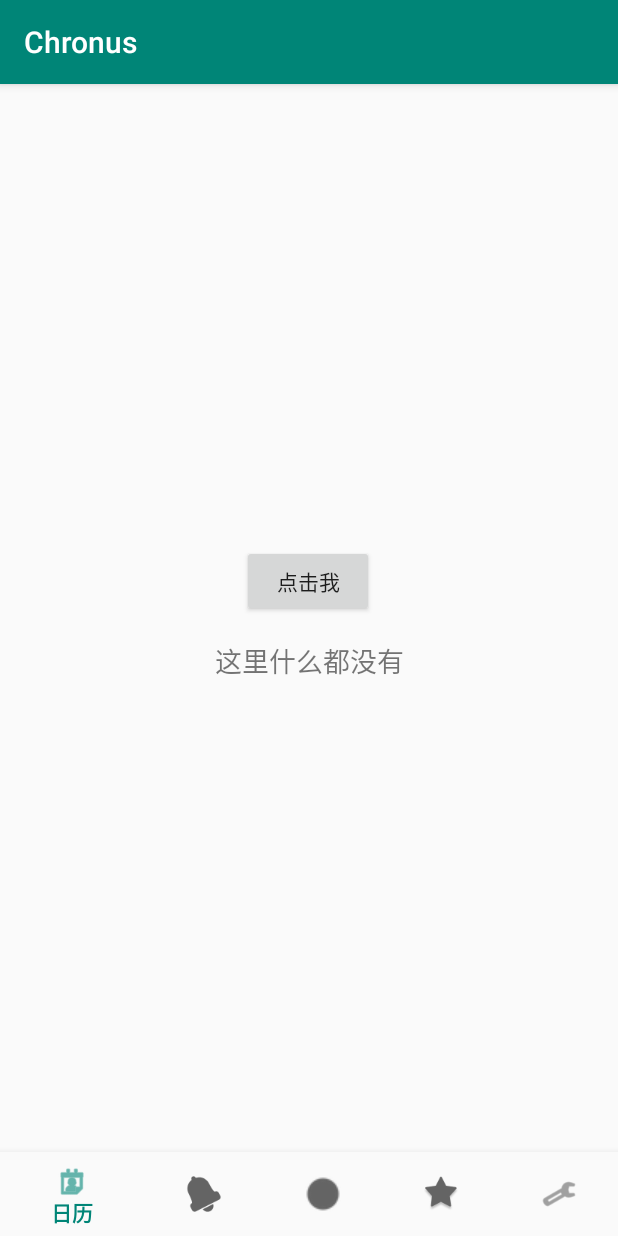
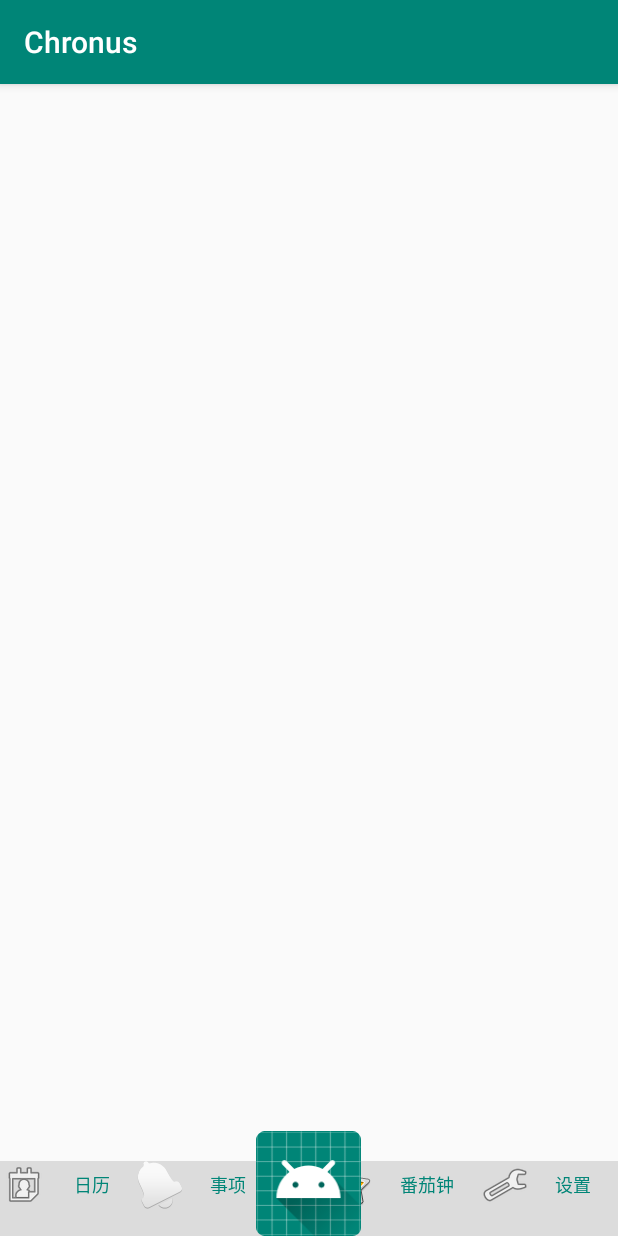
Before and after one commit to ShawnDiego/Chronus, an Android app: the screen it shows after launch (MainActivity), on a phone screen of 412 x 824 dp. Run offline under Robolectric (Android 15) with nearby library versions, the phone set to English and light mode, and no system bars.

Commit message:
底部菜单 Fragment添加

```diff
--- a/app/src/main/java/com/example/chronus/MainActivity.java
+++ b/app/src/main/java/com/example/chronus/MainActivity.java
@@ -1,54 +1,123 @@
 package com.example.chronus;
 
+import android.content.Intent;
 import android.support.annotation.NonNull;
 import android.support.design.widget.BottomNavigationView;
+import android.support.v4.app.Fragment;
+import android.support.v4.app.FragmentManager;
+import android.support.v4.app.FragmentPagerAdapter;
+import android.support.v4.view.ViewPager;
 import android.support.v7.app.AppCompatActivity;
 import android.os.Bundle;
 import android.view.MenuItem;
 import android.view.View;
 import android.widget.Button;
+import android.widget.RadioButton;
+import android.widget.RadioGroup;
 import android.widget.TextView;
 
+import java.util.ArrayList;
+import java.util.List;
+
 public class MainActivity extends AppCompatActivity implements View.OnClickListener{
-    private BottomNavigationView.OnNavigationItemSelectedListener mOnNavigationItemSelectedListener
-            = new BottomNavigationView.OnNavigationItemSelectedListener(){
-        @Override
-        public boolean onNavigationItemSelected(@NonNull MenuItem item) {
 
-            switch (item.getItemId()) {
-                case R.id.nav_calendar:
+    private ViewPager mViewPager;
+    private RadioGroup mTabRadioGroup;
 
-                    return true;
-                case R.id.nav_reminders:
-
-                    return true;
-                case R.id.nav_timeline:
-
-                    return true;
-                case R.id.nav_tomato:
-
-                    return true;
-                case R.id.nav_settings:
-
-                    return true;
-            }
-            return false;
-        }
-    };
+    private List<Fragment>  mFragments;
+    private FragmentPagerAdapter mAdapter;
 
     @Override
     protected void onCreate(Bundle savedInstanceState) {
         super.onCreate(savedInstanceState);
         setContentView(R.layout.activity_main);
-        Button btnOK = (Button) findViewById(R.id.button);
-        btnOK.setOnClickListener(this);
+        initView();
 
-        BottomNavigationView navView = findViewById(R.id.nav_view);
-        navView.setOnNavigationItemSelectedListener(mOnNavigationItemSelectedListener);
+
     }
+    private void initView(){
+        // find view
+        mViewPager = findViewById(R.id.fragment_vp);
+        mTabRadioGroup = findViewById(R.id.tabs_rg);
+        // init layout_fragment
+
+        mFragments = new ArrayList<>(5);
+
+        mFragments.add(ViewFragment.newInstance("日历"));
+        mFragments.add(ViewFragment.newInstance("事项"));
+        mFragments.add(ViewFragment.newInstance("时间轴"));
+        mFragments.add(ViewFragment.newInstance("番茄"));
+        mFragments.add(ViewFragment.newInstance("设置"));
+        mAdapter = new MyFragmentPagerAdapter(getSupportFragmentManager(), mFragments);
+        mViewPager.setAdapter(mAdapter);
+        // register listener
+        mViewPager.addOnPageChangeListener(mPageChangeListener);
+        mTabRadioGroup.setOnCheckedChangeListener(mOnCheckedChangeListener);
+
+        mTabRadioGroup.setOnCheckedChangeListener(new RadioGroup.OnCheckedChangeListener() {
+            @Override
+            public void onCheckedChanged(RadioGroup group, int checkedId) {
+                // 具体的fragment切换逻辑可以根据应用调整，例如使用show()/hide()
+                getSupportFragmentManager().beginTransaction().replace(R.id.fragment_vp,
+                        mFragments.get(checkedId)).commit();
+            }
+        });
+    }
+    private ViewPager.OnPageChangeListener mPageChangeListener = new ViewPager.OnPageChangeListener() {
+        @Override
+        public void onPageScrolled(int position, float positionOffset, int positionOffsetPixels) {
+
+        }
+
+        @Override
+        public void onPageSelected(int position) {
+            RadioButton radioButton = (RadioButton) mTabRadioGroup.getChildAt(position);
+            radioButton.setChecked(true);
+        }
+
+        @Override
+        public void onPageScrollStateChanged(int state) {
+
+        }
+    };
+    private RadioGroup.OnCheckedChangeListener mOnCheckedChangeListener = new RadioGroup.OnCheckedChangeListener() {
+        @Override
+        public void onCheckedChanged(RadioGroup group, int checkedId) {
+            for (int i = 0; i < group.getChildCount(); i++) {
+                if (group.getChildAt(i).getId() == checkedId) {
+                    mViewPager.setCurrentItem(i);
+                    return;
+                }
+            }
+        }
+    };
+
+    private class MyFragmentPagerAdapter extends FragmentPagerAdapter {
+
+        private List<Fragment> mList;
+
+        public MyFragmentPagerAdapter(FragmentManager fm, List<Fragment> list) {
+            super(fm);
+            this.mList = list;
+        }
+
+        @Override
+        public Fragment getItem(int position) {
+            return this.mList == null ? null : this.mList.get(position);
+        }
+
+        @Override
+        public int getCount() {
+            return this.mList == null ? 0 : this.mList.size();
+        }
+    }
+
+
+
     @Override
     public void onClick(View view){
-        TextView text = (TextView) findViewById(R.id.textView);
-        text.setText("Hello");
+
     }
+
+
 }
--- /dev/null
+++ b/app/src/main/java/com/example/chronus/ViewFragment.java
@@ -0,0 +1,36 @@
+package com.example.chronus;
+
+import android.os.Bundle;
+import android.support.v4.app.Fragment;
+import android.view.LayoutInflater;
+import android.view.View;
+import android.view.ViewGroup;
+import android.widget.TextView;
+
+public class ViewFragment extends Fragment {
+private static final String ARG_SHOW_TEXT = "text";
+    public ViewFragment() {
+        // Required empty public constructor
+    }
+    @Override
+    public View onCreateView(LayoutInflater inflater, ViewGroup container, Bundle savedInstanceState){
+        View view = inflater.inflate(R.layout.layout_fragment,null);
+        TextView textView = view.findViewById(R.id.text);
+        textView.setText("alert");
+        return view;
+    }
+    public static Fragment newInstance(String param1){
+        Fragment fragment = new Fragment();
+        Bundle args = new Bundle();
+        args.putString(ARG_SHOW_TEXT, param1);
+        fragment.setArguments(args);
+        return fragment;
+    }
+    @Override
+    public void onCreate(Bundle savedInstanceState) {
+        super.onCreate(savedInstanceState);
+        if (getArguments() != null) {
+          //  mContentText = getArguments().getString(ARG_SHOW_TEXT);
+        }
+    }
+}
--- a/app/src/main/res/layout/activity_main.xml
+++ b/app/src/main/res/layout/activity_main.xml
@@ -1,43 +1,78 @@
 <?xml version="1.0" encoding="utf-8"?>
-<android.support.constraint.ConstraintLayout xmlns:android="http://schemas.android.com/apk/res/android"
+<RelativeLayout xmlns:android="http://schemas.android.com/apk/res/android"
     xmlns:app="http://schemas.android.com/apk/res-auto"
     xmlns:tools="http://schemas.android.com/tools"
     android:layout_width="match_parent"
     android:layout_height="match_parent"
 
     tools:context=".MainActivity">
+    <android.support.v4.view.ViewPager
+        android:id="@+id/fragment_vp"
+        android:layout_width="match_parent"
+        android:layout_height="match_parent"
+        android:layout_above="@+id/tabs_rg" />
 
-    <TextView
-        android:id="@+id/textView"
-        android:layout_width="wrap_content"
-        android:layout_height="wrap_content"
-        android:text="这里什么都没有"
-        android:textSize="18sp"
+
+    <RadioGroup
+        android:id="@+id/tabs_rg"
+        android:layout_width="match_parent"
+        android:layout_height="50dp"
+        android:layout_alignParentBottom="true"
+        android:background="#dcdcdc"
+        app:layout_constraintBottom_toBottomOf="parent"
+        android:orientation="horizontal">
+
+        <RadioButton
+            android:id="@+id/calendar_tab"
+            style="@style/RadioGroupButtonStyle"
+            android:layout_width="wrap_content"
+            android:layout_height="wrap_content"
+            android:button="@android:drawable/ic_menu_my_calendar"
+            android:checked="true"
+            android:text="日历" />
+
+        <RadioButton
+            android:id="@+id/remainder_tab"
+            style="@style/RadioGroupButtonStyle"
+            android:layout_width="wrap_content"
+            android:layout_height="wrap_content"
+            android:button="@android:drawable/ic_popup_reminder"
+            android:text="事项" />
+
+        <View
+            android:id="@+id/view"
+            style="@style/RadioGroupButtonStyle"
+            ></View>
+
+
+        <RadioButton
+            android:id="@+id/tomato_tab"
+            style="@style/RadioGroupButtonStyle"
+            android:layout_width="wrap_content"
+            android:layout_height="wrap_content"
+            android:button="@android:drawable/btn_star_big_on"
+            android:text="番茄钟" />
+
+        <RadioButton
+            android:id="@+id/settings_tab"
+            style="@style/RadioGroupButtonStyle"
+            android:layout_width="wrap_content"
+            android:layout_height="wrap_content"
+            android:button="@android:drawable/ic_menu_preferences"
+            android:text="设置" />
+    </RadioGroup>
+
+    <ImageView
+        android:id="@+id/sign_iv"
+        android:layout_width="70dp"
+        android:layout_height="70dp"
+        android:layout_alignParentBottom="true"
+        android:layout_centerHorizontal="true"
+        android:background="@android:color/transparent"
         app:layout_constraintBottom_toBottomOf="parent"
         app:layout_constraintLeft_toLeftOf="parent"
         app:layout_constraintRight_toRightOf="parent"
-        app:layout_constraintTop_toTopOf="parent" />
+        app:srcCompat="@mipmap/ic_launcher" />
 
-    <Button
-        android:id="@+id/button"
-        android:layout_width="wrap_content"
-        android:layout_height="wrap_content"
-        android:text="点击我"
-        app:layout_constraintBottom_toBottomOf="parent"
-        app:layout_constraintHorizontal_bias="0.498"
-        app:layout_constraintLeft_toLeftOf="parent"
-        app:layout_constraintRight_toRightOf="parent"
-        app:layout_constraintTop_toTopOf="parent"
-        app:layout_constraintVertical_bias="0.427" />
 
-    <android.support.design.widget.BottomNavigationView
-        android:id="@+id/nav_view"
-        android:layout_width="0dp"
-        android:layout_height="wrap_content"
-        android:background="?android:attr/windowBackground"
-        app:layout_constraintBottom_toBottomOf="parent"
-        app:layout_constraintEnd_toEndOf="parent"
-        app:layout_constraintStart_toStartOf="parent"
-        app:menu="@menu/bottom_nav_menu" />
-
-</android.support.constraint.ConstraintLayout>
+</RelativeLayout>
--- /dev/null
+++ b/app/src/main/res/layout/layout_fragment.xml
@@ -0,0 +1,9 @@
+<?xml version="1.0" encoding="utf-8"?>
+<android.support.constraint.ConstraintLayout
+    xmlns:android="http://schemas.android.com/apk/res/android" android:layout_width="match_parent"
+    android:layout_height="match_parent">
+    <TextView
+        android:layout_width="match_parent"
+        android:layout_height="wrap_content"
+        android:id="@+id/text" />
+</android.support.constraint.ConstraintLayout>
--- a/app/src/main/res/values/styles.xml
+++ b/app/src/main/res/values/styles.xml
@@ -7,5 +7,17 @@
         <item name="colorPrimaryDark">@color/colorPrimaryDark</item>
         <item name="colorAccent">@color/colorAccent</item>
     </style>
+    <style name="RadioGroupButtonStyle" >
+        <!-- 这个属性是去掉button 默认样式-->
+        <item name="android:button">@null</item>
+
+        <item name="android:gravity">center</item>
+        <item name="android:layout_width">0dp</item>
+        <item name="android:layout_height">wrap_content</item>
+        <item name="android:layout_weight">1</item>
+        <item name="android:textSize">12sp</item>
+        <item name="android:textColor">@color/colorPrimary</item>
+    </style>
+
 
 </resources>
```
